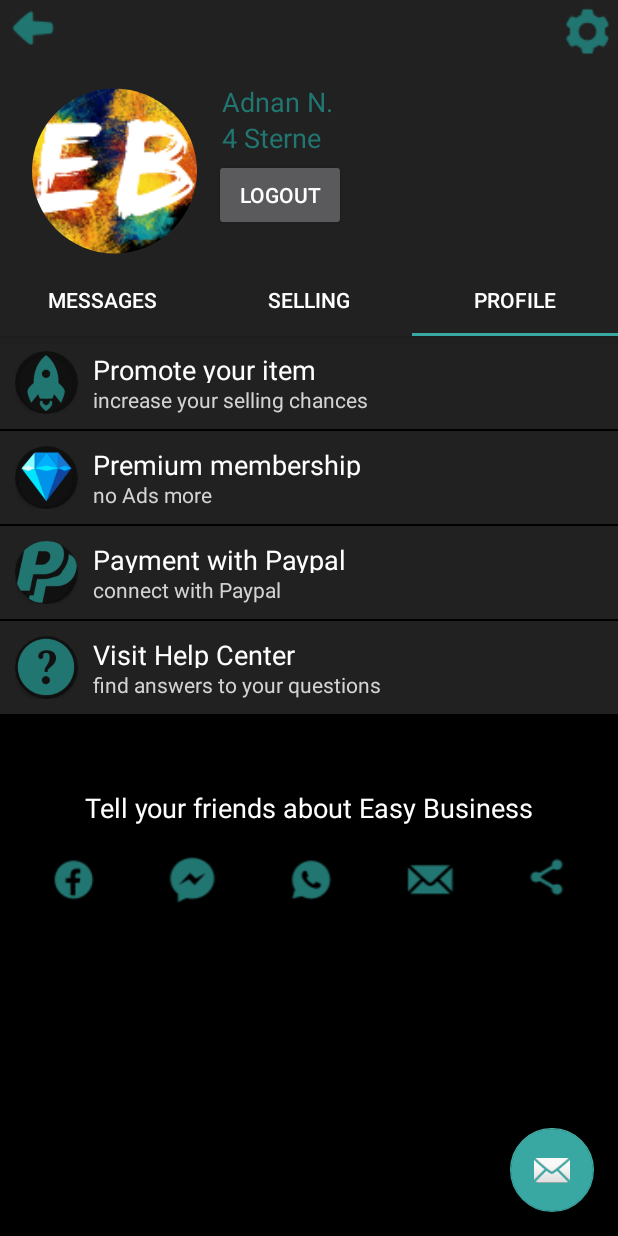
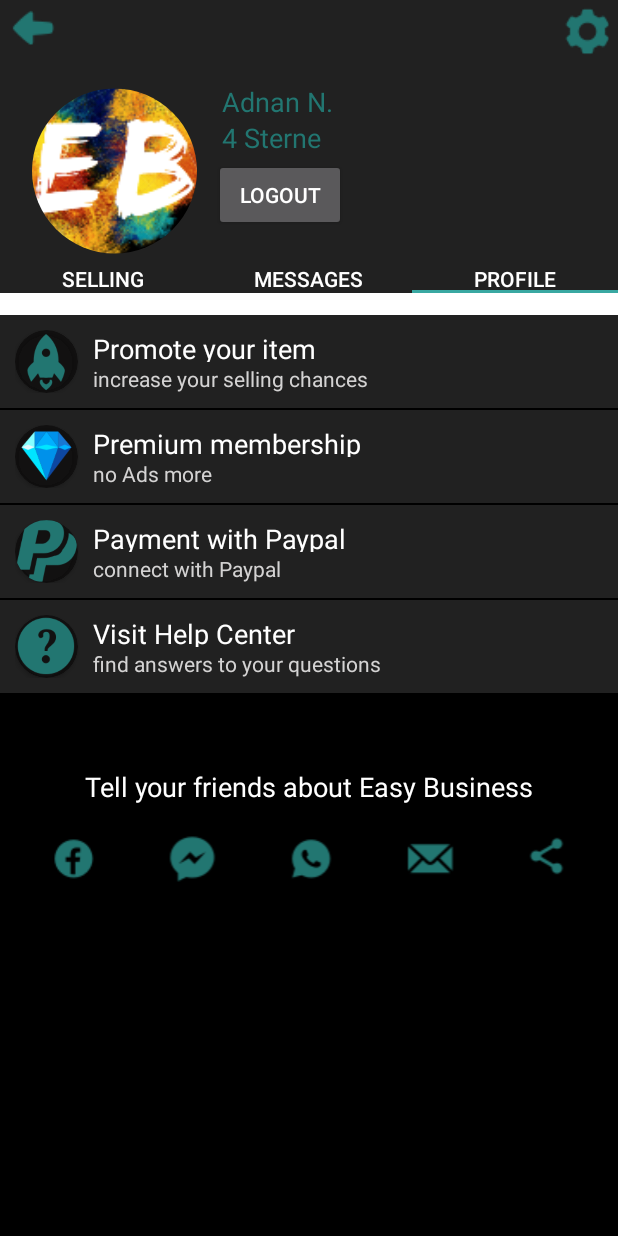
Before and after one commit to adnannassar/EasyBusiness, an Android app: the userTapped screen opened directly, with no data from a screen before it, tab 3 chosen, on a phone screen of 412 x 824 dp. Run offline under Robolectric (Android 15) with nearby library versions, the phone set to English and light mode, and no system bars; our stand-ins replace CircleImageView; libraries missing offline, so code that uses them is left out: com.parse; pictures from the network do not load; 4 statements that could not run were skipped.

```diff
--- a/app/build.gradle
+++ b/app/build.gradle
@@ -67,4 +67,7 @@ dependencies {
     // zooming fotos
     //implementation 'com.github.hannesa2:TouchImageView:2.3.0'
     implementation 'com.github.MikeOrtiz:TouchImageView:2.2.0' // Android X
+
+    // swiperefreshlayout
+    implementation "androidx.swiperefreshlayout:swiperefreshlayout:1.1.0-alpha03"
 }
--- a/app/src/main/java/com/myapps/easybusiness/Gui/User/Fragment_Selling.java
+++ b/app/src/main/java/com/myapps/easybusiness/Gui/User/Fragment_Selling.java
@@ -52,9 +52,7 @@ public class Fragment_Selling extends Fragment {
     RecyclerView.LayoutManager myLayoutManager;
 
 
-    public Fragment_Selling() {
-
-    }
+    public Fragment_Selling() { }
 
 
     @Nullable
@@ -355,7 +353,7 @@ public class Fragment_Selling extends Fragment {
             final ParseFile photo5 = (ParseFile) object.get("photo5");
             if (photo5 != null) objectPhotos.add(photo5.getUrl());
             itemArrayList.add(new ItemForRecyclerView(object.getObjectId(), object.getString("descreption"), photo1.getUrl(),
-                    object.getString("title"), object.getInt("price"), itemLocation.getLatitude(), itemLocation.getLongitude()));
+                    object.getString("title"),object.getInt("price")+" "+object.getString("currency"), itemLocation.getLatitude(), itemLocation.getLongitude()));
 
             Main_menu_Activity.objectsMap.put(object.getObjectId(), objectPhotos);
         }
@@ -394,8 +392,6 @@ public class Fragment_Selling extends Fragment {
         recyclerView.scheduleLayoutAnimation();
 
     }
-
-
 
     //Custom Adapter for Items List
     private class ItemsAdapter extends ArrayAdapter<Item> {
--- a/app/src/main/java/com/myapps/easybusiness/Gui/User/SectionsPagerAdapter.java
+++ b/app/src/main/java/com/myapps/easybusiness/Gui/User/SectionsPagerAdapter.java
@@ -14,7 +14,7 @@ import com.myapps.easybusiness.R;
  * A [FragmentPagerAdapter] that returns a fragment corresponding to
  * one of the sections/tabs/pages.
  */
-public class SectionsPagerAdapter extends FragmentStatePagerAdapter{
+public class SectionsPagerAdapter extends FragmentStatePagerAdapter {
 
     @StringRes
     private static final int[] TAB_TITLES = new int[]{R.string.tab_text_1, R.string.tab_text_2, R.string.tab_text_3};
@@ -22,16 +22,24 @@ public class SectionsPagerAdapter extends FragmentStatePagerAdapter{
 
     public SectionsPagerAdapter(Context context, FragmentManager fm) {
         super(fm);
+
         mContext = context;
     }
 
     @Override
     public Fragment getItem(int position) {
-      Fragment fragment = null;
+        Fragment fragment = null;
         switch (position) {
-            case 0 : fragment = new Fragment_Messages(); break;
-            case 1 : fragment = new Fragment_Selling(); break;
-            case 2 : fragment = new Fragment_Profile(); break;
+
+            case 0:
+                fragment = new Fragment_Selling();
+                break;
+            case 1:
+                fragment = new Fragment_Messages();
+                break;
+            case 2:
+                fragment = new Fragment_Profile();
+                break;
         }
         return fragment;
     }
--- a/app/src/main/java/com/myapps/easybusiness/Gui/User/User_Activity.java
+++ b/app/src/main/java/com/myapps/easybusiness/Gui/User/User_Activity.java
@@ -1,10 +1,13 @@
 package com.myapps.easybusiness.Gui.User;
 
 import androidx.appcompat.app.AppCompatActivity;
+import androidx.swiperefreshlayout.widget.SwipeRefreshLayout;
 
 import android.content.Intent;
 import android.os.Bundle;
+import android.os.Handler;
 import android.view.View;
+import android.widget.Toast;
 
 import com.myapps.easybusiness.R;
 import com.myapps.easybusiness.Gui.Login_SignUp.login;
@@ -16,6 +19,7 @@ public class User_Activity extends AppCompatActivity {
     @Override
     protected void onCreate(Bundle savedInstanceState) {
         super.onCreate(savedInstanceState);
+
         setContentView(R.layout.activity_user);
         setTitle("User Overview");
         getSupportActionBar().hide();
@@ -36,4 +40,6 @@ public class User_Activity extends AppCompatActivity {
         Intent intent = new Intent(this, Main_menu_Activity.class);
         startActivity(intent);
     }
+
+
 }
--- a/app/src/main/java/com/myapps/easybusiness/Gui/User/userTapped.java
+++ b/app/src/main/java/com/myapps/easybusiness/Gui/User/userTapped.java
@@ -9,13 +9,18 @@ import android.graphics.ImageDecoder;
 import android.net.Uri;
 import android.os.Build;
 import android.os.Bundle;
+
 import com.google.android.material.floatingactionbutton.FloatingActionButton;
 import com.google.android.material.snackbar.Snackbar;
 import com.google.android.material.tabs.TabLayout;
+
 import androidx.annotation.NonNull;
 import androidx.annotation.Nullable;
+import androidx.swiperefreshlayout.widget.SwipeRefreshLayout;
 import androidx.viewpager.widget.ViewPager;
 import androidx.appcompat.app.AppCompatActivity;
+
+import android.os.Handler;
 import android.provider.MediaStore;
 import android.view.View;
 import android.widget.ImageView;
@@ -30,29 +35,34 @@ import com.parse.ParseException;
 import com.parse.ParseFile;
 import com.parse.ParseUser;
 import com.parse.SaveCallback;
+
 import java.io.ByteArrayOutputStream;
 import java.io.IOException;
 
 import de.hdodenhof.circleimageview.CircleImageView;
 
-public class userTapped extends AppCompatActivity {
+public class userTapped extends AppCompatActivity implements SwipeRefreshLayout.OnRefreshListener {
     CircleImageView profilePhoto;
-    TextView txtUserName ;
+    TextView txtUserName;
+    private SwipeRefreshLayout mSwipeRefreshLayout;
 
     @Override
     protected void onCreate(Bundle savedInstanceState) {
         super.onCreate(savedInstanceState);
         setContentView(R.layout.activity_user_tapped);
+        mSwipeRefreshLayout = findViewById(R.id.swipeLayout);
+        mSwipeRefreshLayout.setOnRefreshListener(this);
         SectionsPagerAdapter sectionsPagerAdapter = new SectionsPagerAdapter(this, getSupportFragmentManager());
         ViewPager viewPager = findViewById(R.id.view_pager);
         viewPager.setAdapter(sectionsPagerAdapter);
         TabLayout tabs = findViewById(R.id.tabs);
         tabs.setupWithViewPager(viewPager);
-        FloatingActionButton fab = findViewById(R.id.fab);
+        //  FloatingActionButton fab = findViewById(R.id.fab);
         profilePhoto = findViewById(R.id.imageViewUserPhoto);
         txtUserName = findViewById(R.id.txtuserNameInUser);
         txtUserName.setText(ParseUser.getCurrentUser().getUsername());
-        refreshPage();
+        refreshPageAfterUpdateProfilePhoto();
+        /*
         fab.setOnClickListener(new View.OnClickListener() {
             @Override
             public void onClick(View view) {
@@ -60,6 +70,8 @@ public class userTapped extends AppCompatActivity {
                         .setAction("Action", null).show();
             }
         });
+
+         */
 
     }
 
@@ -151,7 +163,7 @@ public class userTapped extends AppCompatActivity {
     }
 
     //
-    public  void refreshPage() {
+    public void refreshPageAfterUpdateProfilePhoto() {
 
         final ParseFile profilePhotoFile = (ParseFile) ParseUser.getCurrentUser().get("profilePhoto");
         if (profilePhotoFile != null) {
@@ -167,4 +179,21 @@ public class userTapped extends AppCompatActivity {
         }
 
     }
+
+    @Override
+    public void onRefresh() {
+        Toast.makeText(this, "Refresh", Toast.LENGTH_SHORT).show();
+        new Handler().postDelayed(new Runnable() {
+            @Override
+            public void run() {
+                mSwipeRefreshLayout.setRefreshing(false);
+                refreshPage();
+            }
+        }, 1000);
+    }
+
+    public void refreshPage() {
+        finish();
+        startActivity(this.getIntent());
+    }
 }
--- a/app/src/main/res/layout/activity_user_tapped.xml
+++ b/app/src/main/res/layout/activity_user_tapped.xml
@@ -1,11 +1,17 @@
 <?xml version="1.0" encoding="utf-8"?>
-<androidx.coordinatorlayout.widget.CoordinatorLayout xmlns:android="http://schemas.android.com/apk/res/android"
+<LinearLayout xmlns:android="http://schemas.android.com/apk/res/android"
     xmlns:app="http://schemas.android.com/apk/res-auto"
     xmlns:tools="http://schemas.android.com/tools"
     android:layout_width="match_parent"
     android:layout_height="match_parent"
     android:background="#000C0B0B"
+    android:orientation="vertical"
     tools:context=".Gui.User.userTapped">
+
+    <androidx.swiperefreshlayout.widget.SwipeRefreshLayout
+        android:id="@+id/swipeLayout"
+        android:layout_width="match_parent"
+        android:layout_height="210dp">
 
         <com.google.android.material.appbar.AppBarLayout
             android:layout_width="match_parent"
@@ -112,18 +118,22 @@
                 android:scrollbarSize="4dp"
                 app:tabTextColor="@color/white" />
         </com.google.android.material.appbar.AppBarLayout>
+    </androidx.swiperefreshlayout.widget.SwipeRefreshLayout>
+
 
     <androidx.viewpager.widget.ViewPager
         android:id="@+id/view_pager"
         android:layout_width="match_parent"
-        android:layout_height="match_parent"
+        android:layout_height="wrap_content"
+        android:layout_weight="1"
         app:layout_behavior="@string/appbar_scrolling_view_behavior" />
 
-    <com.google.android.material.floatingactionbutton.FloatingActionButton
+    <!--  <com.google.android.material.floatingactionbutton.FloatingActionButton
           android:id="@+id/fab"
           android:layout_width="wrap_content"
           android:layout_height="wrap_content"
           android:layout_gravity="bottom|end"
           android:layout_margin="@dimen/fab_margin"
           app:srcCompat="@android:drawable/ic_dialog_email" />
-</androidx.coordinatorlayout.widget.CoordinatorLayout>
+          -->
+</LinearLayout>
--- a/app/src/main/res/values/strings.xml
+++ b/app/src/main/res/values/strings.xml
@@ -26,8 +26,8 @@
     <string name="login_failed">"Login failed"</string>
     <string name="search_hint">Find the items that you like</string>
     <string name="title_activity_user_tepped">userTeppedActivity</string>
-    <string name="tab_text_1">Messages</string>
-    <string name="tab_text_2">Selling</string>
+    <string name="tab_text_1">Selling</string>
+    <string name="tab_text_2">Messages</string>
     <string name="tab_text_3">Profile</string>
     <string name="title_activity_user_tapped">userTapped</string>
 
```
Also changed, not shown: app/src/main/java/com/myapps/easybusiness/FachLogic/ItemForRecyclerView.java (+4 -4 lines), app/src/main/java/com/myapps/easybusiness/Gui/MainMenu/Main_menu_Activity.java (+203 -194 lines), app/src/main/res/layout/fragment_selling_layout.xml (+7 -6 lines). Lines whose indentation alone changed are shown as unchanged.
